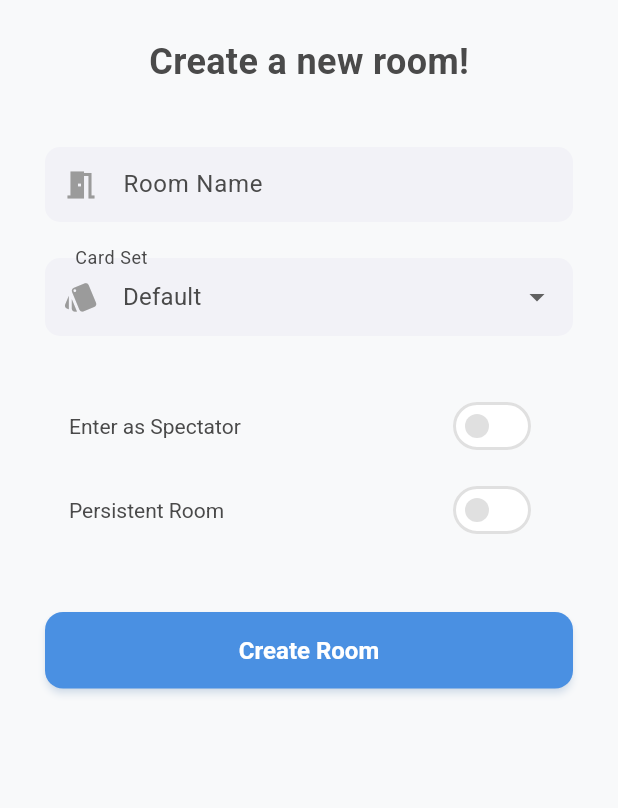
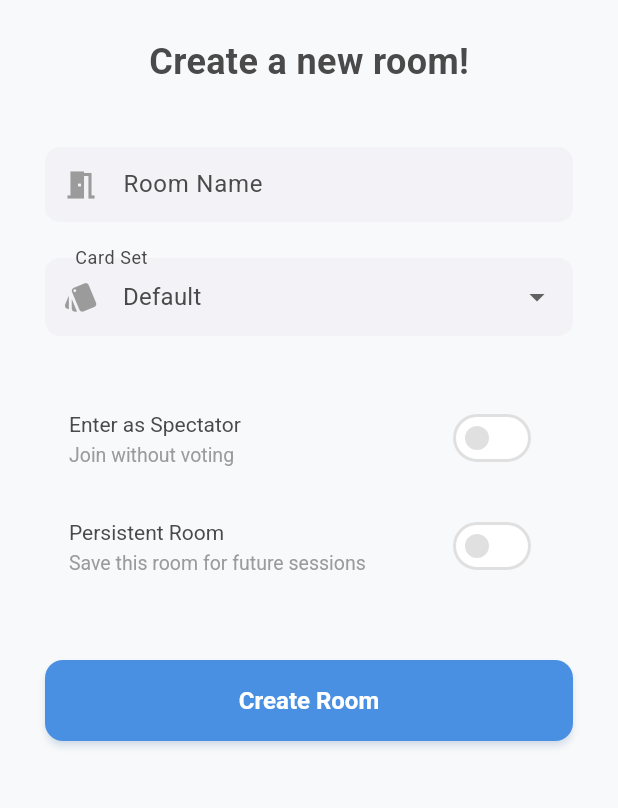
Before and after one commit to jacopocarlini/planning-poker-jc, a Flutter app: the CreateRoomPage screen opened directly, on a phone screen of 412 x 824 dp, the part 84-892 px from its top. Run offline on Flutter 3.47's test engine with Material 3 defaults, Android fonts, the phone set to English and light mode, and no system bars; our stand-ins replace audioplayers, firebase_core, firebase_database, fl_chart, shared_preferences; missing offline and left inert: dart:html; accounts and stored records are empty; Roboto replaces fonts that are missing (Poppins); statements that could not run were skipped.

Commit message:
chore: UX

```diff
--- a/lib/components/PokerCard.dart
+++ b/lib/components/PokerCard.dart
@@ -32,20 +32,17 @@
       Padding(
         padding: const EdgeInsets.all(12.0),
         child: Center(
-          child: FittedBox(
-            fit: BoxFit.scaleDown, // Scala il testo se è troppo grande
           child: Text(
             value,
             textAlign: TextAlign.center,
             style: TextStyle(
               fontSize: 24,
-                // Dimensione base alta, FittedBox la abbasserà se serve
+
               fontWeight: FontWeight.bold,
               color: Colors.blueGrey.shade800,
             ),
-              maxLines: 2, // Permette di andare a capo una volta se necessario
+            maxLines: 1, // Permette di andare a capo una volta se necessario
             overflow: TextOverflow.ellipsis,
-            ),
           ),
         ),
       ),
@@ -102,8 +99,11 @@
 
   @override
   Widget build(BuildContext context) {
-    return Stack(
+    return Tooltip(
+      message: widget.value,
+      child: Stack(
           alignment: Alignment.center,
-        children: poker_card(widget.isSelected, widget.value));
+          children: poker_card(widget.isSelected, widget.value)),
+    );
   }
 }
--- a/lib/components/vote_results_summary_view.dart
+++ b/lib/components/vote_results_summary_view.dart
@@ -135,13 +135,11 @@
                                     child: SizedBox(
                                       height: 28,
                                       child: Center(
-                                        child: FittedBox(
-                                          fit: BoxFit.scaleDown,
-                                          child: Text(displayKey,maxLines: 1,
-                                              style: const TextStyle(
-                                                  fontWeight: FontWeight.bold,
-                                                  fontSize: 16)),
-                                        ),
+                                        child: Text(displayKey,maxLines: 1,
+                                            style: const TextStyle(
+                                              overflow: TextOverflow.ellipsis,
+                                                fontWeight: FontWeight.bold,
+                                                fontSize: 16)),
                                       ),
                                     ),
                                   ),
--- a/lib/pages/create_room_page.dart
+++ b/lib/pages/create_room_page.dart
@@ -99,6 +99,7 @@
                     decoration: const InputDecoration(
                       labelText: 'Room Name',
                       prefixIcon: Icon(Icons.meeting_room),
+                      border: OutlineInputBorder(), // Aggiunto bordo per coerenza visiva
                     ),
                     validator: (value) =>
                     value == null || value.isEmpty ? 'Please enter a room name' : null,
@@ -112,6 +113,7 @@
                     decoration: const InputDecoration(
                       labelText: 'Card Set',
                       prefixIcon: Icon(Icons.style),
+                      border: OutlineInputBorder(), // Aggiunto bordo per coerenza visiva
                     ),
                     items: dropdownOptions.map((String setName) {
                       return DropdownMenuItem<String>(
@@ -128,49 +130,91 @@
                     },
                   ),
 
-                  // Sezione Custom (appare solo se selezionato Custom...)
+                  // --- NUOVA SEZIONE CUSTOM ---
                   if (_selectedCardSetName == _customOption) ...[
                     const SizedBox(height: 16),
-                    Row(
-                      children: [
-                        Expanded(
-                          child: TextField(
+                    Container(
+                      padding: const EdgeInsets.all(16),
+                      decoration: BoxDecoration(
+                        color: Theme.of(context).colorScheme.surfaceVariant.withOpacity(0.3),
+                        borderRadius: BorderRadius.circular(12),
+                        border: Border.all(
+                          color: Theme.of(context).colorScheme.outline.withOpacity(0.5),
+                        ),
+                      ),
+                      child: Column(
+                        crossAxisAlignment: CrossAxisAlignment.start,
+                        children: [
+                          const Text(
+                            'Custom Card Values',
+                            style: TextStyle(fontWeight: FontWeight.bold, fontSize: 16),
+                          ),
+                          const SizedBox(height: 4),
+                          Text(
+                            'Type a value and press Enter or the Add button.',
+                            style: TextStyle(
+                              fontSize: 13,
+                              color: Theme.of(context).colorScheme.onSurfaceVariant,
+                            ),
+                          ),
+                          const SizedBox(height: 16),
+                          TextField(
                             controller: _customValueController,
-                            decoration: const InputDecoration(
-                              labelText: 'Add card value',
-                              hintText: 'e.g. 100, ??, 🍕',
+                            decoration: InputDecoration(
+                              labelText: 'Add value',
+                              border: const OutlineInputBorder(),
+                              // Spostato il bottone dentro l'input field per una UX migliore
+                              suffixIcon: IconButton(
+                                icon: const Icon(Icons.add_circle, color: Colors.blueAccent),
+                                onPressed: _addCustomCard,
+                                tooltip: 'Add to set',
+                              ),
                             ),
                             onSubmitted: (_) => _addCustomCard(),
                           ),
-                        ),
-                        IconButton(
-                          icon: const Icon(Icons.add_circle, color: Colors.blueAccent),
-                          onPressed: _addCustomCard,
-                        ),
-                      ],
-                    ),
-                    const SizedBox(height: 12),
-                    Align(
-                      alignment: Alignment.centerLeft,
-                      child: Wrap(
-                        spacing: 8.0,
-                        runSpacing: 4.0,
-                        children: _customCardsList.asMap().entries.map((entry) {
-                          return InputChip(
-                            label: Text(entry.value),
-                            onDeleted: () => _removeCustomCard(entry.key),
-                          );
-                        }).toList(),
+                          const SizedBox(height: 16),
+
+                          // Gestione chiara dell'Empty State
+                          if (_customCardsList.isEmpty)
+                            Center(
+                              child: Padding(
+                                padding: const EdgeInsets.symmetric(vertical: 8.0),
+                                child: Text(
+                                  'No value added yet.',
+                                  style: TextStyle(
+                                    fontStyle: FontStyle.italic,
+                                    color: Theme.of(context).colorScheme.onSurfaceVariant,
+                                  ),
+                                ),
+                              ),
+                            )
+                          else
+                            Wrap(
+                              spacing: 8.0,
+                              runSpacing: 8.0,
+                              children: _customCardsList.asMap().entries.map((entry) {
+                                return InputChip(
+                                  label: Text(entry.value),
+                                  deleteIcon: const Icon(Icons.cancel, size: 18),
+                                  onDeleted: () => _removeCustomCard(entry.key),
+                                  tooltip: 'Remove card',
+                                );
+                              }).toList(),
+                            ),
+                        ],
                       ),
                     ),
                   ],
+                  // --- FINE SEZIONE CUSTOM ---
 
                   const SizedBox(height: 32),
 
                   // Opzioni Room
                   SwitchListTile(
                     title: const Text("Enter as Spectator"),
+                    subtitle: const Text("Join without voting"),
                     value: _isSpectator,
+                    shape: RoundedRectangleBorder(borderRadius: BorderRadius.circular(8)),
                     onChanged: (value) {
                       setState(() => _isSpectator = value);
                       _prefsService.saveIsSpectator(value);
@@ -178,7 +222,9 @@
                   ),
                   SwitchListTile(
                     title: const Text("Persistent Room"),
+                    subtitle: const Text("Save this room for future sessions"),
                     value: _isPersistent,
+                    shape: RoundedRectangleBorder(borderRadius: BorderRadius.circular(8)),
                     onChanged: (value) {
                       setState(() => _isPersistent = value);
                     },
@@ -190,11 +236,11 @@
                       ? const CircularProgressIndicator()
                       : ElevatedButton(
                     style: ElevatedButton.styleFrom(
-                      minimumSize: const Size(double.infinity, 50),
+                      minimumSize: const Size(double.infinity, 54),
                       shape: RoundedRectangleBorder(borderRadius: BorderRadius.circular(12)),
                     ),
                     onPressed: _createRoom,
-                    child: const Text('Create Room', style: TextStyle(fontSize: 16)),
+                    child: const Text('Create Room', style: TextStyle(fontSize: 16, fontWeight: FontWeight.bold)),
                   ),
                 ],
               ),
```
Lines whose indentation alone changed are shown as unchanged.
